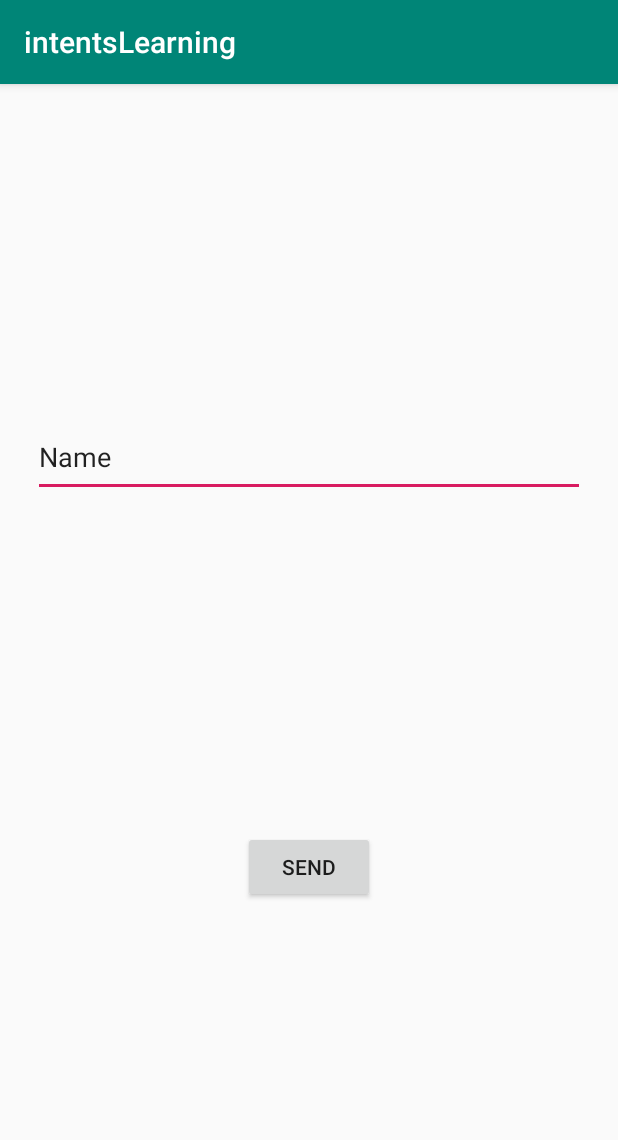
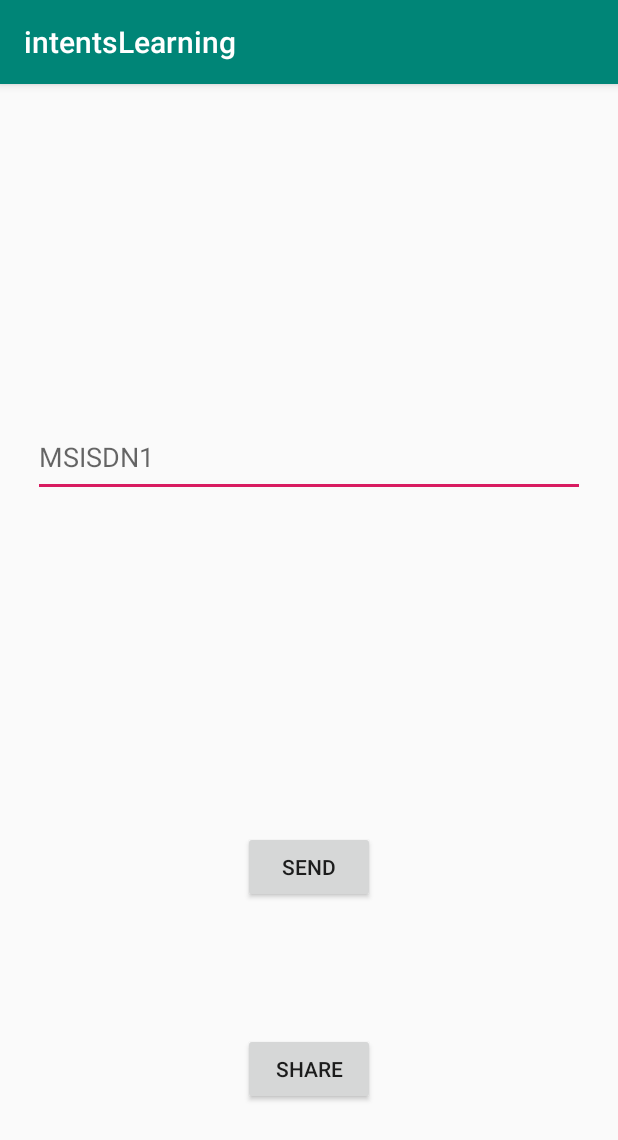
Before and after one commit to sc71/intentsLearning, an Android app: the screen it shows after launch (SendMessageActivity), on a phone screen of 412 x 824 dp. Shown: the top 1140 px of the screen. Run offline under Robolectric (Android 15) with nearby library versions, the phone set to English and light mode, and no system bars.

```diff
--- a/app/src/main/java/com/example/intentslearning/SendMessageActivity.java
+++ b/app/src/main/java/com/example/intentslearning/SendMessageActivity.java
@@ -10,7 +10,7 @@ import android.widget.EditText;
 public class SendMessageActivity extends AppCompatActivity {
 
     public static final String EXTRA_SENT_MESSAGE = "themessage";
-    private Button buttonSend;
+    private Button buttonSend, buttonShare;
     private EditText edittextSend;
 
     @Override
@@ -23,8 +23,15 @@ public class SendMessageActivity extends AppCompatActivity {
     private void wireWidgets() {
         buttonSend = findViewById(R.id.button_sendmessage_send);
         edittextSend = findViewById(R.id.edittext_sendmessage_msg);
+        buttonShare = findViewById(R.id.button_sendmessage_share);
     }
 
+    public void share(View view){
+        Intent intentShare = new Intent(Intent.ACTION_SEND);
+        intentShare.setType("text/plain");
+        intentShare.putExtra(EXTRA_SENT_MESSAGE, edittextSend.getText().toString());
+        startActivity(intentShare);
+    }
     public void sendMessage(View view) {
         String message = edittextSend.getText().toString();
         Intent intent = new Intent(SendMessageActivity.this, ReceiveMessageActivity.class);
--- a/app/src/main/res/layout/activity_send_message.xml
+++ b/app/src/main/res/layout/activity_send_message.xml
@@ -16,7 +16,6 @@
         android:ems="10"
         android:hint="@android:string/defaultMsisdnAlphaTag"
         android:inputType="textPersonName"
-        android:text="Name"
         app:layout_constraintBottom_toTopOf="@+id/button_sendmessage_send"
         app:layout_constraintEnd_toEndOf="parent"
         app:layout_constraintHorizontal_bias="0.5"
@@ -35,4 +34,18 @@
         app:layout_constraintEnd_toEndOf="parent"
         app:layout_constraintStart_toStartOf="parent"
         app:layout_constraintTop_toBottomOf="@+id/edittext_sendmessage_msg" />
+
+    <Button
+        android:id="@+id/button_sendmessage_share"
+        android:layout_width="wrap_content"
+        android:layout_height="wrap_content"
+        android:layout_marginTop="8dp"
+        android:layout_marginBottom="8dp"
+        android:onClick="share"
+        android:text="Share"
+        app:layout_constraintBottom_toBottomOf="parent"
+        app:layout_constraintEnd_toEndOf="parent"
+        app:layout_constraintHorizontal_bias="0.5"
+        app:layout_constraintStart_toStartOf="parent"
+        app:layout_constraintTop_toBottomOf="@+id/button_sendmessage_send" />
 </android.support.constraint.ConstraintLayout>
```
